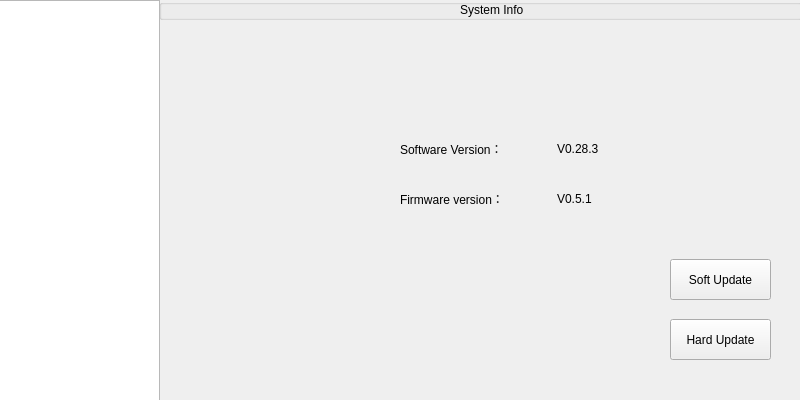
SnakStar/QT-200, file setwindow.ui: the form before one commit.
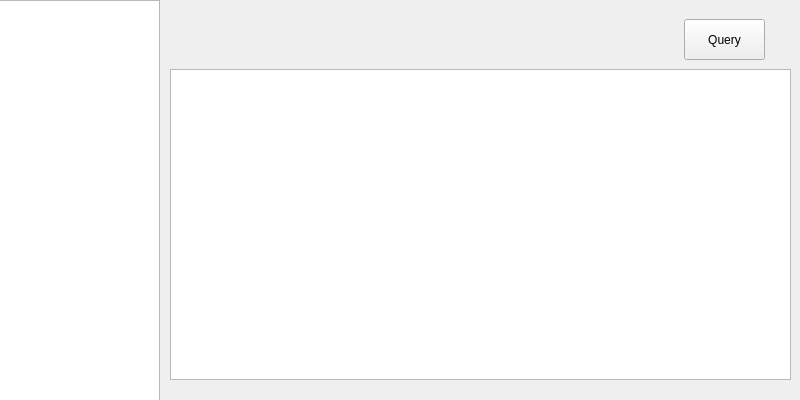
The form after the commit. The open tabs and pages were chosen to show the change. Icons and pictures are not drawn.

Diff of the .ui file:
```diff
--- a/setwindow.ui
+++ b/setwindow.ui
@@ -637,6 +637,31 @@
     <zorder>btnSysSave</zorder>
     <zorder>btnSysCancel</zorder>
    </widget>
+   <widget class="QWidget" name="RFCardInfoPage">
+    <widget class="QTableWidget" name="twRFCardInfo">
+     <property name="geometry">
+      <rect>
+       <x>10</x>
+       <y>70</y>
+       <width>621</width>
+       <height>311</height>
+      </rect>
+     </property>
+    </widget>
+    <widget class="QPushButton" name="btnRFCQuery">
+     <property name="geometry">
+      <rect>
+       <x>524</x>
+       <y>20</y>
+       <width>81</width>
+       <height>41</height>
+      </rect>
+     </property>
+     <property name="text">
+      <string>Query</string>
+     </property>
+    </widget>
+   </widget>
    <widget class="QWidget" name="SysInfoSetPage">
     <widget class="QLabel" name="lbSysInfoTitle">
      <property name="geometry">
@@ -700,7 +725,7 @@
       </rect>
      </property>
      <property name="text">
-      <string>V0.28.3</string>
+      <string>V0.30.0</string>
      </property>
     </widget>
     <widget class="QLabel" name="lbHardNum">
```
Left out of the diff: 2 changed lines with no effect on the pictures.
